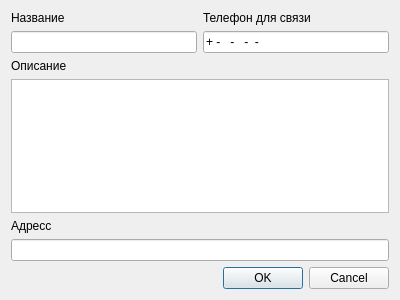
Above: Forms/FormsBar/FormCreateBar.ui from N00llk/bar-booking before the change. Below: the same form after it.
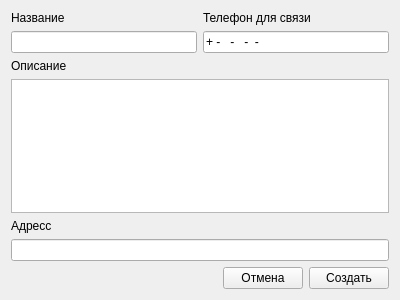
That is the form after the change.

Diff of the .ui file:
```diff
--- a/Forms/FormsBar/FormCreateBar.ui
+++ b/Forms/FormsBar/FormCreateBar.ui
@@ -89,11 +89,35 @@
     <widget class="QLineEdit" name="barAddressLineEdit"/>
    </item>
    <item>
-    <widget class="QDialogButtonBox" name="buttonBox">
-     <property name="standardButtons">
-      <set>QDialogButtonBox::Cancel|QDialogButtonBox::Ok</set>
-     </property>
-    </widget>
+    <layout class="QHBoxLayout" name="horizontalLayout_2">
+     <item>
+      <spacer name="horizontalSpacer">
+       <property name="orientation">
+        <enum>Qt::Horizontal</enum>
+       </property>
+       <property name="sizeHint" stdset="0">
+        <size>
+         <width>40</width>
+         <height>20</height>
+        </size>
+       </property>
+      </spacer>
+     </item>
+     <item>
+      <widget class="QPushButton" name="pushButton">
+       <property name="text">
+        <string>Отмена</string>
+       </property>
+      </widget>
+     </item>
+     <item>
+      <widget class="QPushButton" name="pushButton_2">
+       <property name="text">
+        <string>Создать</string>
+       </property>
+      </widget>
+     </item>
+    </layout>
    </item>
   </layout>
  </widget>
```
